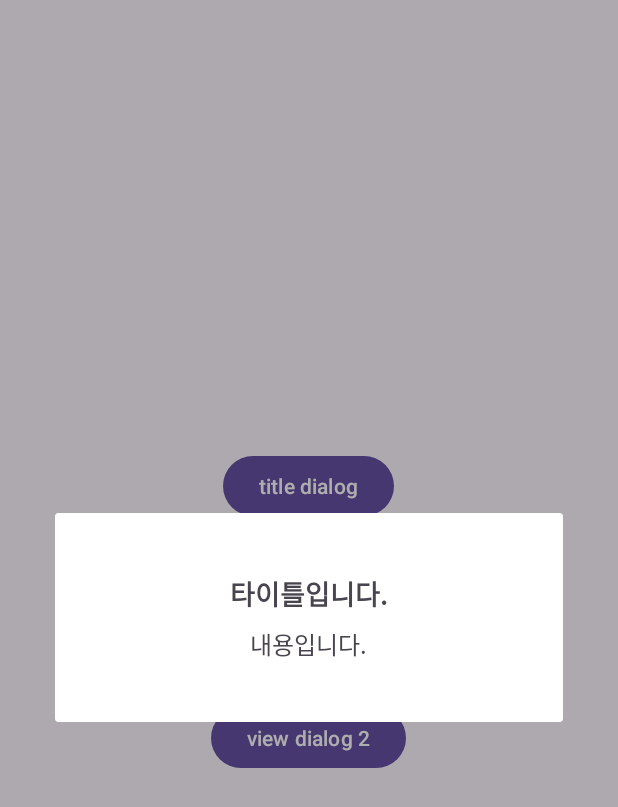
After one commit to taehee28/DialogSystemSample, an Android app: the fragment TitleDialog placed in its activity, on a phone screen of 412 x 824 dp. The commit adds this screen. Shown: the top 807 px of the screen. Run offline under Robolectric (Android 15) with nearby library versions, the phone set to English and light mode, and no system bars.

Commit message:
TitleDialog 구현
* 다이얼로그를 설정하기 위한 데이터 클래스 정의
* TitleDialog 클래스와 레이아웃 추가
* 디바이스 너비를 구하는 유틸 함수 추가
* BaseDialog 구현 수정

```diff
--- a/app/src/main/java/com/thk/dialogsystemsample/dialog/BaseDialog.kt
+++ b/app/src/main/java/com/thk/dialogsystemsample/dialog/BaseDialog.kt
@@ -1,42 +1,133 @@
 package com.thk.dialogsystemsample.dialog
 
-import android.app.Dialog
 import android.os.Bundle
 import android.view.LayoutInflater
 import android.view.View
 import android.view.ViewGroup
+import android.widget.Button
 import androidx.fragment.app.DialogFragment
+import androidx.viewbinding.ViewBinding
 import com.thk.dialogsystemsample.databinding.DialogBaseBinding
+import com.thk.dialogsystemsample.dialog.model.BaseDialogConfig
+import com.thk.dialogsystemsample.dialog.model.DialogButtonConfig
+import com.thk.dialogsystemsample.util.getDeviceWidth
 
-abstract class BaseDialog : DialogFragment() {
-    private var _binding: DialogBaseBinding? = null
-    private val binding
+abstract class BaseDialog<DC : BaseDialogConfig, VB : ViewBinding> : DialogFragment() {
+    // 베이스 다이얼로그 레이아웃의 view binding
+    private var _baseBinding: DialogBaseBinding? = null
+    private val baseBinding
+        get() = _baseBinding!!
+
+    // 다이얼로그 contentView에 들어가는 레이아웃의 view binding
+    private var _binding: VB? = null
+    protected val binding
         get() = _binding!!
 
-    val btnNegative
-        get() = binding.btnNegative
-    val btnPositive
-        get() = binding.btnPositive
+    // 다이얼로그 설정 값을 저장하는 변수
+    private var dialogConfig: DC? = null
 
-    abstract fun getContentView(): View
+    /**
+     * [BaseDialog]의 contentView에 얹어질 레이아웃의 ViewBinding을 제공하는 메서드입니다.
+     */
+    protected abstract fun getContentBinding(
+        inflater: LayoutInflater,
+        container: ViewGroup?
+    ): VB
+
+    /**
+     * content 레이아웃 내부에서 view들을 설정할 수 있게 config를 제공합니다.
+     * 버튼들에 대한 설정은 [BaseDialog] 내부에서 진행하므로 구현하지 않아도 됩니다.
+     */
+    protected abstract fun initConfig(config: DC)
+
+    /**
+     * 다이얼로그를 사용하는 곳에서 다이얼로그 종류에 맞게 설정할 수 있습니다.
+     *
+     * @param config [BaseDialogConfig]를 구현하는 데이터 클래스
+     * @return 바로 [show]를 호출할 수 있도록 다이얼로그를 반환합니다.
+     */
+    fun set(config: DC?): BaseDialog<DC, VB> {
+        this.dialogConfig = config
+        return this
+    }
 
     override fun onCreateView(
         inflater: LayoutInflater,
         container: ViewGroup?,
         savedInstanceState: Bundle?
     ): View? {
-        _binding = DialogBaseBinding.inflate(inflater, container, false)
-        return binding.root
+        _baseBinding = DialogBaseBinding.inflate(inflater, container, false)
+        return baseBinding.root
     }
 
     override fun onViewCreated(view: View, savedInstanceState: Bundle?) {
         super.onViewCreated(view, savedInstanceState)
 
-        binding.contentView.addView(getContentView())
+        _binding = getContentBinding(
+            LayoutInflater.from(baseBinding.contentView.context),
+            baseBinding.contentView
+        )
+
+        dialogConfig?.also { config ->
+            initConfig(config)
+            isCancelable = config.isCancelable
+        }
+
+        baseBinding.contentView.addView(binding.root)
+
+        setButtonConfig(
+            button = baseBinding.btnPositive,
+            config = dialogConfig?.positiveButtonConfig
+        )
+        setButtonConfig(
+            button = baseBinding.btnNegative,
+            config = dialogConfig?.negativeButtonConfig
+        )
+    }
+
+    /**
+     * 다이얼로그 버튼을 설정하는 메서드.
+     *
+     * @param button
+     * @param config null이면 버튼을 표시하지 않습니다.
+     */
+    private fun setButtonConfig(button: Button, config: DialogButtonConfig?) {
+        button.apply {
+            visibility = if (config == null) {
+                View.GONE
+            } else {
+                text = config.text
+                View.VISIBLE
+            }
+
+            setOnClickListener {
+                config?.onClick?.invoke(it)
+                dismiss()
+            }
+        }
+    }
+
+    override fun onStart() {
+        super.onStart()
+        /*
+        // 가로 화면 꽉차게 만들기
+        dialog?.window?.setLayout(
+            WindowManager.LayoutParams.MATCH_PARENT,
+            WindowManager.LayoutParams.WRAP_CONTENT
+        )
+        */
+
+        // 가로 너비의 90퍼센트만 차지하게 만들기
+        dialog?.window?.attributes = dialog?.window?.attributes?.apply {
+            val deviceWidth = getDeviceWidth(requireContext())
+            width = (deviceWidth * 0.9).toInt()
+        }
     }
 
     override fun onDestroyView() {
+        _baseBinding = null
         _binding = null
+        dialogConfig = null
         super.onDestroyView()
     }
 }
--- /dev/null
+++ b/app/src/main/java/com/thk/dialogsystemsample/dialog/TitleDialog.kt
@@ -0,0 +1,24 @@
+package com.thk.dialogsystemsample.dialog
+
+import android.view.LayoutInflater
+import android.view.View
+import android.view.ViewGroup
+import com.thk.dialogsystemsample.databinding.DialogTitleBinding
+import com.thk.dialogsystemsample.dialog.model.TitleDialogConfig
+
+class TitleDialog : BaseDialog<TitleDialogConfig, DialogTitleBinding>() {
+
+    override fun getContentBinding(
+        inflater: LayoutInflater,
+        container: ViewGroup?
+    ): DialogTitleBinding {
+        return DialogTitleBinding.inflate(inflater, container, false)
+    }
+
+    override fun initConfig(config: TitleDialogConfig) {
+        binding.apply {
+            tvTitle.text = config.title
+            tvContent.text = config.content
+        }
+    }
+}
--- /dev/null
+++ b/app/src/main/java/com/thk/dialogsystemsample/util/Utilities.kt
@@ -0,0 +1,18 @@
+package com.thk.dialogsystemsample.util
+
+import android.content.Context
+import android.os.Build
+import android.util.DisplayMetrics
+import android.view.WindowManager
+
+fun getDeviceWidth(context: Context): Int {
+    val windowManager = context.getSystemService(Context.WINDOW_SERVICE) as WindowManager
+
+    return if (Build.VERSION.SDK_INT >= Build.VERSION_CODES.R) {
+        windowManager.currentWindowMetrics.bounds.width()
+    } else {
+        DisplayMetrics()
+            .apply { windowManager.defaultDisplay.getMetrics(this) }
+            .widthPixels
+    }
+}
--- a/app/src/main/res/layout/dialog_base.xml
+++ b/app/src/main/res/layout/dialog_base.xml
@@ -19,9 +19,11 @@
         android:layout_marginStart="16dp"
         android:layout_marginEnd="8dp"
         app:layout_goneMarginEnd="16dp"
+        android:layout_marginBottom="16dp"
         app:layout_constraintStart_toStartOf="parent"
         app:layout_constraintTop_toBottomOf="@id/contentView"
-        app:layout_constraintEnd_toStartOf="@id/btn_positive"/>
+        app:layout_constraintEnd_toStartOf="@id/btn_positive"
+        app:layout_constraintBottom_toBottomOf="parent"/>
 
     <androidx.appcompat.widget.AppCompatButton
         android:id="@+id/btn_positive"
@@ -29,8 +31,10 @@
         android:layout_height="wrap_content"
         android:layout_marginEnd="16dp"
         app:layout_goneMarginStart="16dp"
+        android:layout_marginBottom="16dp"
         app:layout_constraintStart_toEndOf="@id/btn_negative"
         app:layout_constraintTop_toBottomOf="@id/contentView"
-        app:layout_constraintEnd_toEndOf="parent"/>
+        app:layout_constraintEnd_toEndOf="parent"
+        app:layout_constraintBottom_toBottomOf="parent"/>
 
 </androidx.constraintlayout.widget.ConstraintLayout>
--- /dev/null
+++ b/app/src/main/res/layout/dialog_title.xml
@@ -0,0 +1,29 @@
+<?xml version="1.0" encoding="utf-8"?>
+<LinearLayout xmlns:android="http://schemas.android.com/apk/res/android"
+    android:orientation="vertical"
+    android:layout_width="match_parent"
+    android:layout_height="wrap_content"
+    android:paddingVertical="40dp"
+    android:paddingHorizontal="16dp"
+    android:gravity="center">
+
+    <TextView
+        android:id="@+id/tv_title"
+        android:layout_width="wrap_content"
+        android:layout_height="wrap_content"
+        android:textSize="18sp"
+        android:textStyle="bold"
+        android:text="타이틀입니다."/>
+
+    <Space
+        android:layout_width="wrap_content"
+        android:layout_height="8dp"/>
+
+    <TextView
+        android:id="@+id/tv_content"
+        android:layout_width="wrap_content"
+        android:layout_height="wrap_content"
+        android:textSize="16sp"
+        android:text="내용입니다."/>
+
+</LinearLayout>
```
Also changed, not shown: app/src/main/java/com/thk/dialogsystemsample/MainActivity.kt (+18 -0 lines), app/src/main/java/com/thk/dialogsystemsample/dialog/model/DialogConfig.kt (added, +29 -0 lines).
